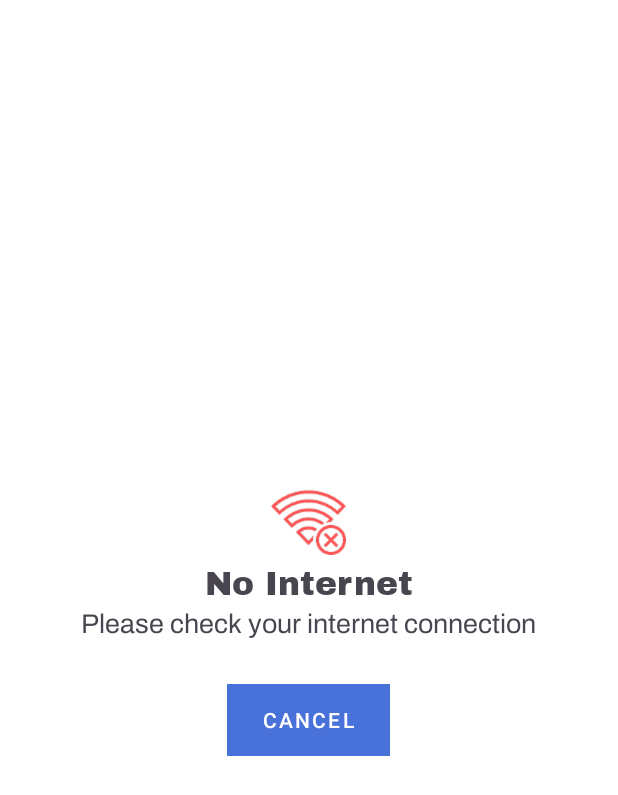
After one commit to Boluyeb/CARpital, an Android app: the layout alert_dialog_layout.xml on its own in the app's theme, with its tools: preview values and no code run, on a phone screen of 412 x 824 dp. The commit adds this screen. Shown: the top 795 px of the screen. Run offline under Robolectric (Android 15) with nearby library versions, the phone set to English and light mode, and no system bars.

Commit message:
Created check for internet connection using broadcast receiver

```diff
--- a/app/build.gradle
+++ b/app/build.gradle
@@ -51,4 +51,6 @@ dependencies {
 //    browser
     implementation 'androidx.browser:browser:1.3.0'
 
+
+
 }
--- a/app/src/main/java/uk/ac/tees/a0174604/carpital/ForgotPasswordFragment.java
+++ b/app/src/main/java/uk/ac/tees/a0174604/carpital/ForgotPasswordFragment.java
@@ -11,6 +11,7 @@ import android.view.LayoutInflater;
 import android.view.View;
 import android.view.ViewGroup;
 import android.widget.Button;
+import android.widget.RelativeLayout;
 import android.widget.Toast;
 
 import com.google.android.material.textfield.TextInputLayout;
@@ -35,6 +36,7 @@ public class ForgotPasswordFragment extends Fragment {
     private TextInputLayout phoneNumber;
     private CountryCodePicker countryCodePicker;
     private Button nextBtn;
+    private RelativeLayout progressBar;
 
 
 
@@ -48,6 +50,7 @@ public class ForgotPasswordFragment extends Fragment {
         phoneNumber = rootView.findViewById(R.id.phoneNumber);
         countryCodePicker = rootView.findViewById(R.id.country_code);
         nextBtn = rootView.findViewById(R.id.nextBtn);
+        progressBar = rootView.findViewById(R.id.progress_bar);
 
         nextBtn.setOnClickListener(new View.OnClickListener() {
             @Override
@@ -61,6 +64,7 @@ public class ForgotPasswordFragment extends Fragment {
                     phoneNumber.setError("This field is required");
                 }
                 else {
+                    progressBar.setVisibility(View.VISIBLE);
                     phoneNumber.setError(null);
                     phoneNumber.setErrorEnabled(false);
 
@@ -108,6 +112,7 @@ public class ForgotPasswordFragment extends Fragment {
                             }
                             else {
                                 phoneNumber.setError("This user doesn't exist");
+                                progressBar.setVisibility(View.INVISIBLE);
                             }
                         }
 
--- a/app/src/main/java/uk/ac/tees/a0174604/carpital/SetNewPasswordFragment.java
+++ b/app/src/main/java/uk/ac/tees/a0174604/carpital/SetNewPasswordFragment.java
@@ -10,6 +10,7 @@ import android.view.LayoutInflater;
 import android.view.View;
 import android.view.ViewGroup;
 import android.widget.Button;
+import android.widget.RelativeLayout;
 
 import com.google.android.material.textfield.TextInputLayout;
 import com.google.firebase.database.DatabaseReference;
@@ -25,6 +26,7 @@ public class SetNewPasswordFragment extends Fragment {
     private TextInputLayout pwd;
     private TextInputLayout confirmPwd;
     private Button submitPwd;
+    private RelativeLayout progressBar;
 
 //    get phone number passed
     private String phoneNum;
@@ -93,6 +95,7 @@ public class SetNewPasswordFragment extends Fragment {
         pwd = rootView.findViewById(R.id.cred_pwd);
         confirmPwd = rootView.findViewById(R.id.cred_pwd_confirm);
         submitPwd = rootView.findViewById(R.id.submitBtn);
+        progressBar = rootView.findViewById(R.id.progress_bar);
 
 //        data from previous fragment
         phoneNum = getArguments().getString("phoneNo");
@@ -104,6 +107,7 @@ public class SetNewPasswordFragment extends Fragment {
                     return;
                 }
                 else{
+                    progressBar.setVisibility(View.VISIBLE);
 //                    get user input
                     String userNewPwd = pwd.getEditText().getText().toString().trim();
 
--- a/app/src/main/java/uk/ac/tees/a0174604/carpital/SignUpActivity.java
+++ b/app/src/main/java/uk/ac/tees/a0174604/carpital/SignUpActivity.java
@@ -139,6 +139,7 @@ public class SignUpActivity extends AppCompatActivity {
                         phoneNumber.setError(null);
                         phoneNumber.setErrorEnabled(false);
                         signupLayout.setVisibility(View.INVISIBLE);
+                        progressBar.setVisibility(View.INVISIBLE);
 
                         //            pass all fields from activity to otp fragment
                         Bundle bundle =  new Bundle();
--- /dev/null
+++ b/app/src/main/res/drawable/no_internets.xml
@@ -0,0 +1,5 @@
+<vector android:height="100dp" android:tint="#DC3D55"
+    android:viewportHeight="24" android:viewportWidth="24"
+    android:width="100dp" xmlns:android="http://schemas.android.com/apk/res/android">
+    <path android:fillColor="@android:color/white" android:pathData="M24,8.98C20.93,5.9 16.69,4 12,4C7.31,4 3.07,5.9 0,8.98L12,21v-9h8.99L24,8.98zM19.59,14l-2.09,2.09L15.41,14L14,15.41l2.09,2.09L14,19.59L15.41,21l2.09,-2.08L19.59,21L21,19.59l-2.08,-2.09L21,15.41L19.59,14z"/>
+</vector>
--- /dev/null
+++ b/app/src/main/res/drawable/red_border.xml
@@ -0,0 +1,6 @@
+<?xml version="1.0" encoding="utf-8"?>
+<shape android:shape="rectangle" xmlns:android="http://schemas.android.com/apk/res/android">
+    <solid android:color="#00ffffff"/>
+    <stroke android:width="1dp" android:color="@color/md_theme_light_error"/>
+    <corners android:radius="5dp"/>
+</shape>
--- /dev/null
+++ b/app/src/main/res/layout/alert_dialog_layout.xml
@@ -0,0 +1,101 @@
+<?xml version="1.0" encoding="utf-8"?>
+<LinearLayout xmlns:android="http://schemas.android.com/apk/res/android"
+    android:layout_width="match_parent"
+    android:layout_height="match_parent"
+    android:background="@color/white"
+    android:gravity="center"
+    android:orientation="vertical">
+
+    <ImageView
+        android:id="@+id/no_internet"
+        android:layout_width="50dp"
+        android:layout_height="50dp"
+        android:layout_marginTop="30dp"
+        android:src="@drawable/no_wifi" />
+
+    <LinearLayout
+        android:layout_width="match_parent"
+        android:layout_height="wrap_content"
+        android:layout_marginTop="5dp"
+        android:orientation="vertical">
+
+        <TextView
+            android:layout_width="wrap_content"
+            android:layout_height="wrap_content"
+            android:layout_gravity="center"
+            android:fontFamily="@font/archivo_black"
+            android:text="@string/no_internet"
+            android:textSize="22sp" />
+
+        <TextView
+            android:layout_width="wrap_content"
+            android:layout_height="wrap_content"
+            android:layout_gravity="center"
+            android:fontFamily="@font/archivo"
+            android:text="@string/check_internet"
+            android:textSize="18sp" />
+
+        <Button
+            android:id="@+id/cancel_btn"
+            android:layout_width="wrap_content"
+            android:layout_height="wrap_content"
+            android:layout_gravity="center"
+            android:layout_marginTop="30dp"
+            android:background="@color/seed"
+            android:letterSpacing="0.1"
+            android:text="@string/cancel_btn"
+            android:textColor="@color/white"
+            android:layout_marginBottom="30dp"/>
+
+        <!--        <LinearLayout-->
+        <!--            android:layout_width="match_parent"-->
+        <!--            android:layout_height="wrap_content"-->
+        <!--            android:layout_marginTop="30dp"-->
+        <!--            android:orientation="horizontal"-->
+        <!--            android:layout_marginStart="30dp"-->
+        <!--            android:layout_marginEnd="30dp"-->
+        <!--            android:layout_marginBottom="30dp"-->
+        <!--            >-->
+
+        <!--            <View-->
+        <!--                android:layout_width="0dp"-->
+        <!--                android:layout_height="0dp"-->
+        <!--                android:layout_weight="1" />-->
+
+        <!--            <Button-->
+        <!--                android:id="@+id/cancel_btn"-->
+        <!--                android:layout_width="wrap_content"-->
+        <!--                android:layout_height="wrap_content"-->
+        <!--                android:text="@string/cancel_btn"-->
+        <!--                android:background="@drawable/red_border"-->
+        <!--                android:textColor="@color/md_theme_light_error"-->
+        <!--                android:letterSpacing="0.1"-->
+
+        <!--                />-->
+
+        <!--            <View-->
+        <!--                android:layout_width="0dp"-->
+        <!--                android:layout_height="0dp"-->
+        <!--                android:layout_weight="1" />-->
+
+        <!--            <Button-->
+        <!--                android:id="@+id/connect_btn"-->
+        <!--                android:layout_width="wrap_content"-->
+        <!--                android:layout_height="wrap_content"-->
+        <!--                android:text="@string/connect_btn"-->
+        <!--                android:background="@color/seed"-->
+        <!--                android:textColor="@color/white"-->
+        <!--                android:letterSpacing="0.1"-->
+
+        <!--                />-->
+        <!--            <View-->
+        <!--                android:layout_width="0dp"-->
+        <!--                android:layout_height="0dp"-->
+        <!--                android:layout_weight="1" />-->
+        <!--        </LinearLayout>-->
+
+
+    </LinearLayout>
+
+
+</LinearLayout>
--- a/app/src/main/res/values/strings.xml
+++ b/app/src/main/res/values/strings.xml
@@ -65,6 +65,10 @@
     <string name="or">Or Continue With</string>
     <string name="google">Google</string>
     <string name="facebook">Facebook</string>
+    <string name="check_internet">Please check your internet connection</string>
+    <string name="cancel_btn">CANCEL</string>
+    <string name="connect_btn">CONNECT</string>
+    <string name="no_internet">No Internet</string>
 
 
 </resources>
```
Also changed, not shown: app/src/main/AndroidManifest.xml (+14 -0 lines), app/src/main/java/uk/ac/tees/a0174604/carpital/CheckConnectionReceiver.java (added, +74 -0 lines), app/src/main/java/uk/ac/tees/a0174604/carpital/LoginActivity.java (+40 -9 lines), app/src/main/res/layout/fragment_forgot_password.xml (+33 -0 lines), app/src/main/res/layout/fragment_set_new_password.xml (+33 -0 lines), app/src/main/res/drawable-hdpi/no_wifi.png (added), app/src/main/res/drawable-mdpi/no_wifi.png (added), app/src/main/res/drawable-xhdpi/no_wifi.png (added), app/src/main/res/drawable-xxhdpi/no_wifi.png (added), app/src/main/res/drawable-xxxhdpi/no_wifi.png (added).
